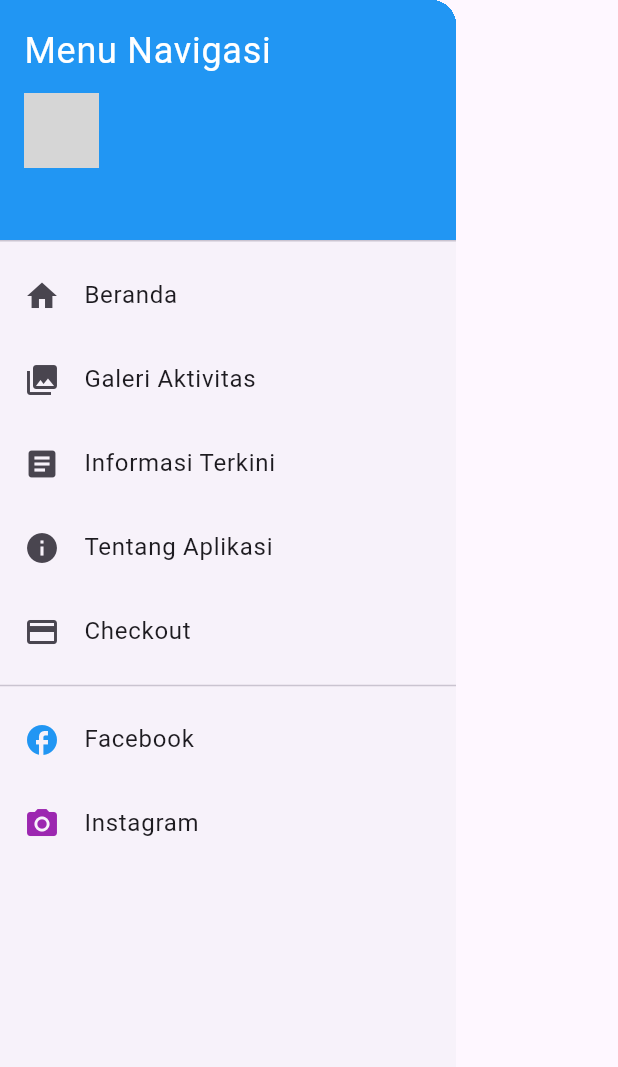
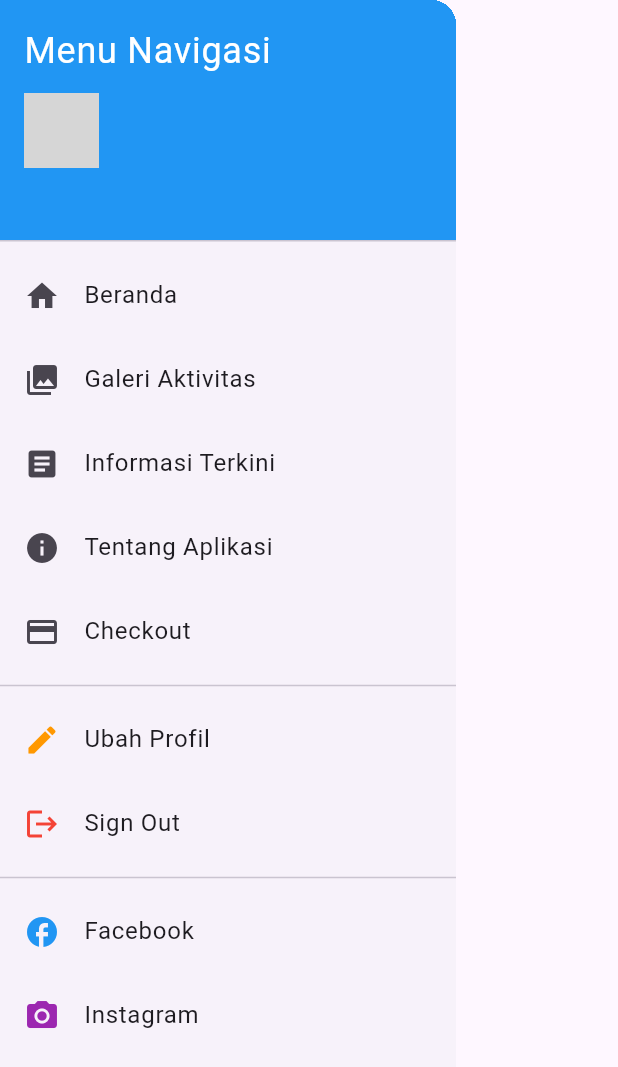
Before and after one commit to RaihanNurulAlam/mandalaarena, a Flutter app: the DrawerWidget widget shown alone on an empty page, opened directly with empty values, on a phone screen of 412 x 824 dp. Shown: the top 1067 px of the screen. Run offline on Flutter 3.47's test engine with Material 3 defaults, Android fonts, the phone set to English and light mode, and no system bars; our stand-ins replace cloud_firestore, firebase_auth, firebase_core, firebase_database, firebase_messaging, firebase_storage and 5 more; accounts and stored records are empty; network calls fail; grey boxes are pictures that could not be loaded.

Commit message:
26 Desember

```diff
--- a/lib/widgets/drawer_widget.dart
+++ b/lib/widgets/drawer_widget.dart
@@ -1,9 +1,12 @@
-// ignore_for_file: use_key_in_widget_constructors
+// ignore_for_file: use_key_in_widget_constructors , use_build_context_synchronously
 
 import 'package:flutter/material.dart';
 import 'package:flutter_bloc/flutter_bloc.dart';
+import 'package:firebase_auth/firebase_auth.dart';
 import 'package:url_launcher/url_launcher.dart';
 import '../cubit/navigation_cubit.dart';
+import '../pages/edit_profile_page.dart'; // Tambahkan halaman edit profil
+import '../pages/welcome_page.dart'; // Tambahkan halaman welcome
 
 class DrawerWidget extends StatelessWidget {
   final String userName;
@@ -27,28 +30,34 @@ class DrawerWidget extends StatelessWidget {
             child: Column(
               crossAxisAlignment: CrossAxisAlignment.start,
               children: [
-                Text(
+                const Text(
                   'Menu Navigasi',
                   style: TextStyle(color: Colors.white, fontSize: 24),
                 ),
-                SizedBox(height: 10),
+                const SizedBox(height: 10),
                 Row(
                   children: [
                     CircleAvatar(
                       backgroundImage: NetworkImage(profileImageUrl),
                       radius: 25,
                     ),
-                    SizedBox(width: 10),
+                    const SizedBox(width: 10),
                     Column(
                       crossAxisAlignment: CrossAxisAlignment.start,
                       children: [
                         Text(
                           userName,
-                          style: TextStyle(color: Colors.white, fontSize: 16),
+                          style: const TextStyle(
+                            color: Colors.white,
+                            fontSize: 16,
+                          ),
                         ),
                         Text(
                           userEmail,
-                          style: TextStyle(color: Colors.white70, fontSize: 14),
+                          style: const TextStyle(
+                            color: Colors.white70,
+                            fontSize: 14,
+                          ),
                         ),
                       ],
                     ),
@@ -87,15 +96,45 @@ class DrawerWidget extends StatelessWidget {
             title: 'Checkout',
             navigationState: NavigationState.payment,
           ),
-          Divider(), // Pemisah antara menu navigasi dan tombol media sosial
+          const Divider(),
           ListTile(
-            leading: Icon(Icons.facebook, color: Colors.blue),
-            title: Text('Facebook'),
+            leading: const Icon(Icons.edit, color: Colors.orange),
+            title: const Text('Ubah Profil'),
+            onTap: () {
+              Navigator.push(
+                context,
+                MaterialPageRoute(
+                  builder: (context) => EditProfilePage(
+                    userName: userName,
+                    userEmail: userEmail,
+                    profileImageUrl: profileImageUrl, phoneNumber: '',
+                  ),
+                ),
+              );
+            },
+          ),
+          ListTile(
+            leading: const Icon(Icons.logout, color: Colors.red),
+            title: const Text('Sign Out'),
+            onTap: () async {
+              await FirebaseAuth.instance.signOut();
+              Navigator.pushReplacement(
+                context,
+                MaterialPageRoute(
+                  builder: (context) => const WelcomePage(),
+                ),
+              );
+            },
+          ),
+          const Divider(), // Pemisah antara menu navigasi dan tombol media sosial
+          ListTile(
+            leading: const Icon(Icons.facebook, color: Colors.blue),
+            title: const Text('Facebook'),
             onTap: () => _launchURL('https://www.facebook.com/mandala.arena'),
           ),
           ListTile(
-            leading: Icon(Icons.camera_alt, color: Colors.purple),
-            title: Text('Instagram'),
+            leading: const Icon(Icons.camera_alt, color: Colors.purple),
+            title: const Text('Instagram'),
             onTap: () => _launchURL('https://www.instagram.com/mandalaarena'),
           ),
         ],
@@ -124,8 +163,7 @@ class DrawerWidget extends StatelessWidget {
     if (await canLaunchUrl(uri)) {
       await launchUrl(
         uri,
-        mode: LaunchMode
-            .externalApplication, // Pastikan menggunakan browser eksternal
+        mode: LaunchMode.externalApplication, // Pastikan menggunakan browser eksternal
       );
     } else {
       debugPrint('Could not launch $url');
```
Also changed, not shown: lib/Login Signup/Screen/signup.dart (+52 -7 lines), lib/Login Signup/Services/authentication.dart (+17 -10 lines), lib/pages/edit_profile_page.dart (added, +246 -0 lines).
